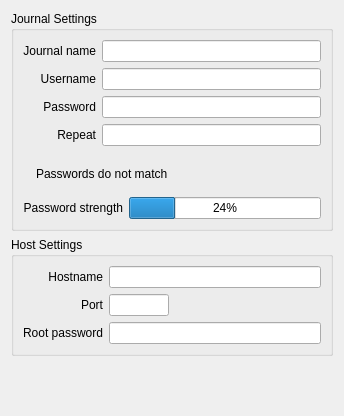
Above: ui/mysqljournalpage.ui from pwizard2/robojournal before the change. Below: the same form after it.
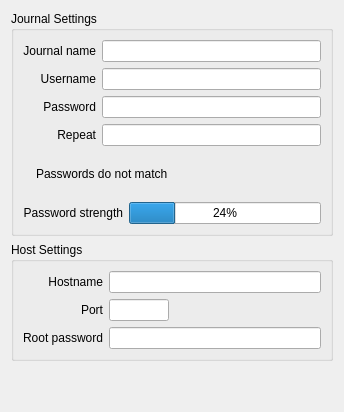
That is the form after the change. Icons and pictures are not drawn.

```diff
--- a/ui/mysqljournalpage.ui
+++ b/ui/mysqljournalpage.ui
@@ -7,7 +7,7 @@
     <x>0</x>
     <y>0</y>
     <width>344</width>
-    <height>416</height>
+    <height>412</height>
    </rect>
   </property>
   <property name="windowTitle">
@@ -146,7 +146,7 @@
         <property name="sizeHint" stdset="0">
          <size>
           <width>20</width>
-          <height>10</height>
+          <height>15</height>
          </size>
         </property>
        </spacer>
```
Left out of the diff: 2 changed lines with no effect on the pictures.
